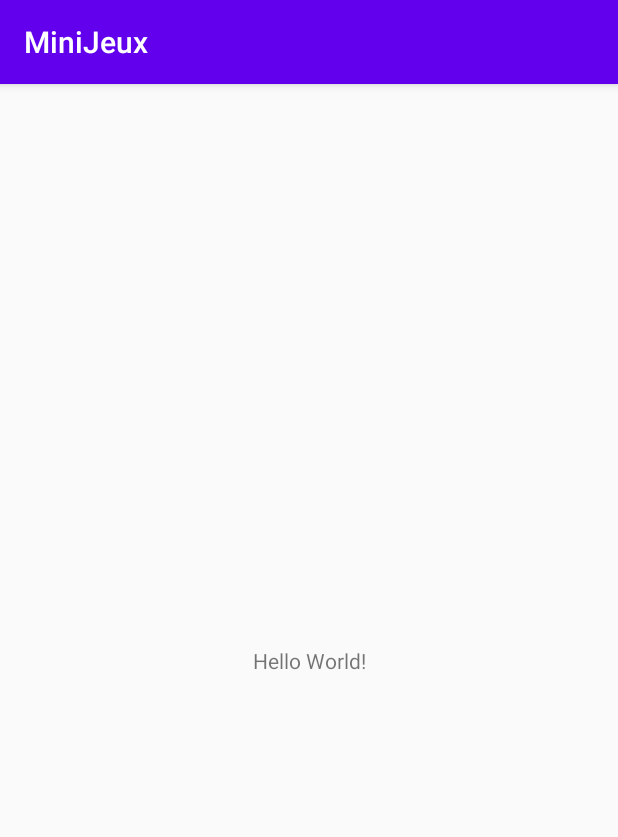
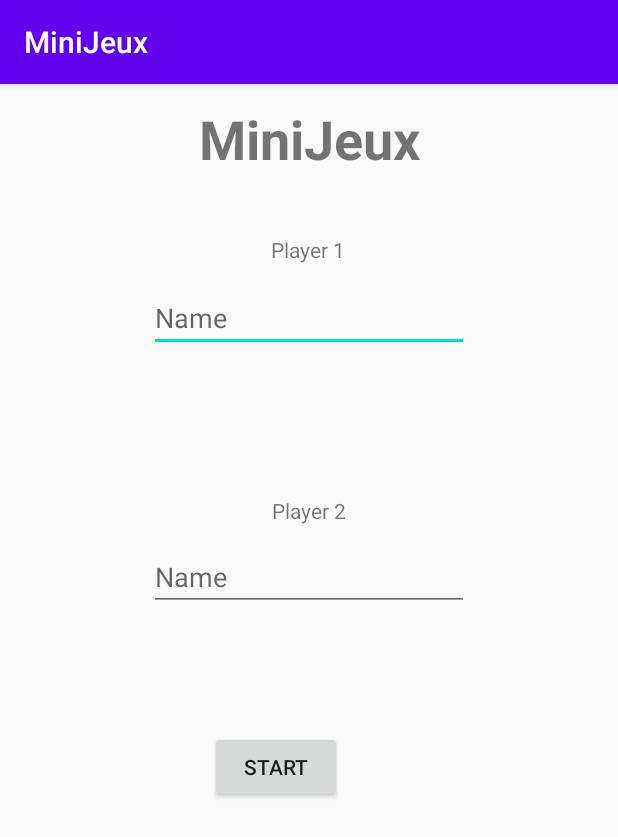
Before and after one commit to Guirdin/DevMobile, an Android app: the screen it shows after launch (MainActivity), on a phone screen of 412 x 824 dp. Shown: the top 837 px of the screen. Run offline under Robolectric (Android 15) with nearby library versions, the phone set to English and light mode, and no system bars.

Commit message:
Page d'acceuil
Choix des noms
Bouton de démarrage application

```diff
--- a/MiniJeux/app/src/main/res/layout/activity_main.xml
+++ b/MiniJeux/app/src/main/res/layout/activity_main.xml
@@ -7,12 +7,101 @@
     tools:context=".MainActivity">
 
     <TextView
+        android:id="@+id/textView3"
         android:layout_width="wrap_content"
         android:layout_height="wrap_content"
-        android:text="Hello World!"
-        app:layout_constraintBottom_toBottomOf="parent"
-        app:layout_constraintLeft_toLeftOf="parent"
-        app:layout_constraintRight_toRightOf="parent"
+        android:layout_marginStart="175dp"
+        android:layout_marginLeft="175dp"
+        android:layout_marginTop="12dp"
+        android:layout_marginEnd="177dp"
+        android:layout_marginRight="177dp"
+        android:text="MiniJeux"
+        android:textSize="36sp"
+        android:textStyle="bold"
+        app:layout_constraintEnd_toEndOf="parent"
+        app:layout_constraintHorizontal_bias="0.488"
+        app:layout_constraintStart_toStartOf="parent"
         app:layout_constraintTop_toTopOf="parent" />
 
+    <TextView
+        android:id="@+id/textView2"
+        android:layout_width="wrap_content"
+        android:layout_height="wrap_content"
+        android:layout_marginStart="175dp"
+        android:layout_marginLeft="175dp"
+        android:layout_marginTop="40dp"
+        android:layout_marginEnd="177dp"
+        android:layout_marginRight="177dp"
+        android:text="Player 1"
+        app:layout_constraintEnd_toEndOf="parent"
+        app:layout_constraintStart_toStartOf="parent"
+        app:layout_constraintTop_toBottomOf="@+id/textView3" />
+
+    <EditText
+        android:id="@+id/editTextTextPersonName"
+        android:layout_width="wrap_content"
+        android:layout_height="wrap_content"
+        android:layout_marginStart="99dp"
+        android:layout_marginLeft="99dp"
+        android:layout_marginTop="13dp"
+        android:layout_marginEnd="99dp"
+        android:layout_marginRight="99dp"
+        android:ems="10"
+        android:hint="Name"
+        android:inputType="textPersonName"
+        app:layout_constraintEnd_toEndOf="parent"
+        app:layout_constraintHorizontal_bias="0.0"
+        app:layout_constraintStart_toStartOf="parent"
+        app:layout_constraintTop_toBottomOf="@+id/textView2" />
+
+    <EditText
+        android:id="@+id/editTextTextPersonName2"
+        android:layout_width="wrap_content"
+        android:layout_height="wrap_content"
+        android:layout_marginStart="99dp"
+        android:layout_marginLeft="99dp"
+        android:layout_marginTop="12dp"
+        android:layout_marginEnd="99dp"
+        android:layout_marginRight="99dp"
+        android:ems="10"
+        android:hint="Name"
+        android:inputType="textPersonName"
+        app:layout_constraintEnd_toEndOf="parent"
+        app:layout_constraintHorizontal_bias="0.0"
+        app:layout_constraintStart_toStartOf="parent"
+        app:layout_constraintTop_toBottomOf="@+id/textView5" />
+
+    <TextView
+        android:id="@+id/textView5"
+        android:layout_width="wrap_content"
+        android:layout_height="wrap_content"
+        android:layout_marginStart="175dp"
+        android:layout_marginLeft="175dp"
+        android:layout_marginTop="96dp"
+        android:layout_marginEnd="177dp"
+        android:layout_marginRight="177dp"
+        android:text="Player 2"
+        app:layout_constraintEnd_toEndOf="parent"
+        app:layout_constraintHorizontal_bias="0.625"
+        app:layout_constraintStart_toStartOf="parent"
+        app:layout_constraintTop_toBottomOf="@+id/editTextTextPersonName" />
+
+    <Button
+        android:id="@+id/button"
+        android:layout_width="wrap_content"
+        android:layout_height="wrap_content"
+        android:layout_marginStart="140dp"
+        android:layout_marginLeft="140dp"
+        android:layout_marginTop="80dp"
+        android:layout_marginEnd="182dp"
+        android:layout_marginRight="182dp"
+        android:layout_marginBottom="137dp"
+        android:text="Start"
+        app:layout_constraintBottom_toBottomOf="parent"
+        app:layout_constraintEnd_toEndOf="parent"
+        app:layout_constraintHorizontal_bias="0.0"
+        app:layout_constraintStart_toStartOf="parent"
+        app:layout_constraintTop_toBottomOf="@+id/editTextTextPersonName2"
+        app:layout_constraintVertical_bias="0.0" />
+
 </androidx.constraintlayout.widget.ConstraintLayout>
```
